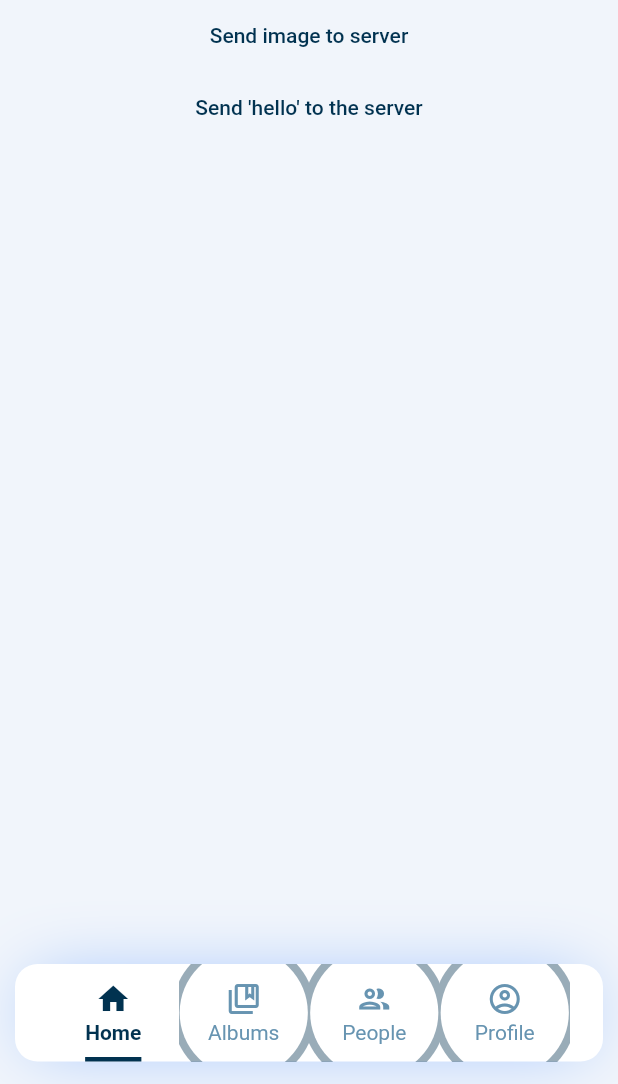
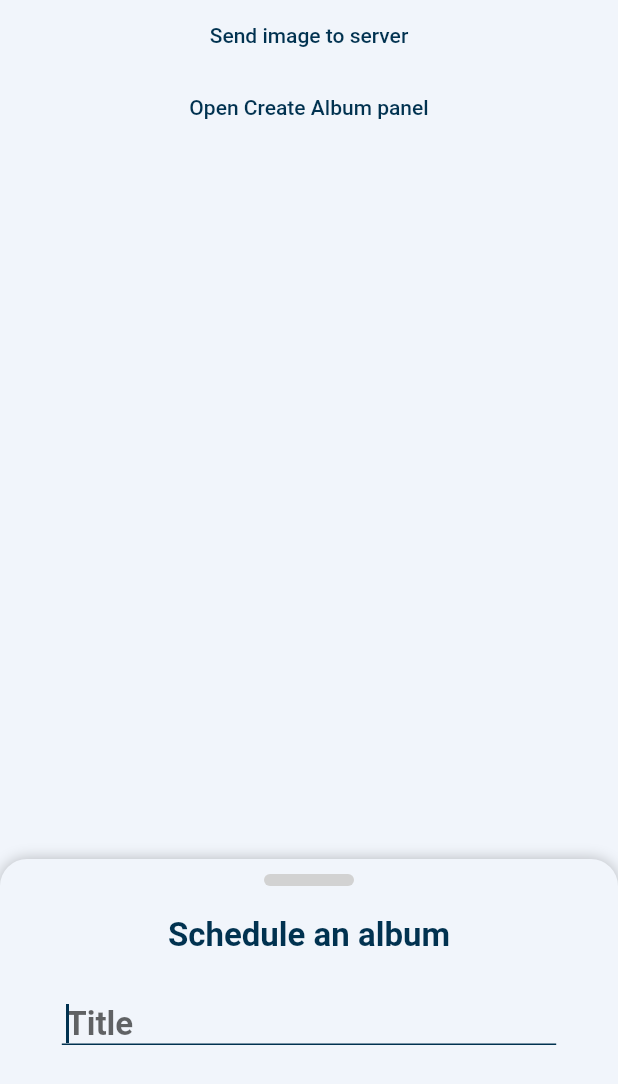
Before and after one commit to Roky360/fotogo-frontend, a Flutter app: the screen it shows after launch, after a tap on "Send image to server", on a phone screen of 412 x 824 dp, the part 152-1236 px from its top. Run offline on Flutter 3.47's test engine with Material 2 defaults, Android fonts, the phone set to English and light mode, and no system bars; drawn by our look-alikes of sliding_up_panel; our stand-ins replace flutter_hooks, flutter_svg, google_fonts, image_picker, lottie, sizer; Roboto replaces fonts that are missing (Montserrat Alternates).

Commit message:
Image sending to server works. Added slide up panel for create album page. Presentation 12.1.22

```diff
--- /dev/null
+++ b/lib/config/constants.dart
@@ -0,0 +1,4 @@
+import 'package:flutter/material.dart';
+import 'package:sliding_up_panel/sliding_up_panel.dart';
+
+final PanelController createAlbumPanelController = PanelController();
--- a/lib/functions/setup_tab_navigator.dart
+++ b/lib/functions/setup_tab_navigator.dart
@@ -24,6 +24,8 @@ extension SetupTabsNavigator on PageNavigator {
   void calculateSelectedTabTextPositionAndSize() {
     WidgetsBinding.instance?.addPostFrameCallback((timeStamp) {
       final GlobalKey currKey = tabTextKeys[pageIndex];
+      if (currKey.currentContext == null) return;
+
       final RenderBox box =
           currKey.currentContext?.findRenderObject() as RenderBox;
       selectedTabOffset = box.localToGlobal(Offset.zero);
--- a/lib/main.dart
+++ b/lib/main.dart
@@ -2,6 +2,7 @@ import 'package:flutter/material.dart';
 
 import 'package:fotogo/theme/style.dart';
 import 'page_navigator.dart';
+import 'package:sizer/sizer.dart';
 
 void main() {
   runApp(const Launcher());
@@ -12,13 +13,19 @@ class Launcher extends StatelessWidget {
 
   @override
   Widget build(BuildContext context) {
+    return Sizer(
+      builder: (context, orientation, deviceType) {
         return MaterialApp(
           debugShowCheckedModeBanner: false,
           title: "fotogo",
           theme: themeData,
           initialRoute: '/page_navigator',
           routes: {
-        '/page_navigator': (context) => PageNavigator(),
+            '/page_navigator': (context) {
+              return PageNavigator();
+            },
+          },
+        );
       },
     );
   }
--- a/lib/page_navigator.dart
+++ b/lib/page_navigator.dart
@@ -1,5 +1,3 @@
-import 'dart:ui';
-
 import 'package:animations/animations.dart';
 import 'package:flutter/material.dart';
 import 'package:flutter_hooks/flutter_hooks.dart';
@@ -7,11 +5,13 @@ import 'package:fotogo/widgets/bottom_tab_bar.dart';
 import 'package:fotogo/functions/setup_tab_navigator.dart';
 import 'package:fotogo/utils/tab_animation_controller.dart';
 import 'package:fotogo/widgets/app_widgets.dart';
+import 'config/constants.dart';
+import 'package:sliding_up_panel/sliding_up_panel.dart';
 import 'pages/pages.dart';
+import 'widgets/sliding_up_panel.dart';
 
 export 'package:fotogo/functions/setup_tab_navigator.dart';
 
-///
 class PageNavigator extends HookWidget {
   late ValueNotifier state;
   bool firstBuild = true;
@@ -53,7 +53,11 @@ class PageNavigator extends HookWidget {
               duration: const Duration(milliseconds: 300),
             ));
 
-    return Scaffold(
+    return getFotogoSlidingUpPanel(
+      context,
+      panelController: createAlbumPanelController,
+      panelWidget: const CreateAlbumPage(),
+      bodyWidget: Scaffold(
         appBar: AppBar(
           title: fotogoLogo(),
           centerTitle: true,
@@ -70,6 +74,7 @@ class PageNavigator extends HookWidget {
         ),
         extendBody: true,
         bottomNavigationBar: bottomTabBar(context),
+      ),
     );
   }
 }
--- /dev/null
+++ b/lib/pages/create_album/create_album_page.dart
@@ -0,0 +1,41 @@
+import 'package:flutter/material.dart';
+import 'package:fotogo/widgets/sliding_up_panel.dart';
+import 'package:fotogo/theme/style.dart';
+import 'package:sizer/sizer.dart';
+
+class CreateAlbumPage extends StatelessWidget {
+  const CreateAlbumPage({Key? key}) : super(key: key);
+
+  @override
+  Widget build(BuildContext context) {
+    return Column(
+      children: [
+        Text(
+          'Schedule an album',
+          style: Theme.of(context).textTheme.caption,
+        ),
+        const SizedBox(
+          height: 12,
+        ),
+        SizedBox(
+            width: 80.w,
+            child: TextField(
+              decoration: InputDecoration(
+                hintText: 'Title',
+                contentPadding: const EdgeInsets.fromLTRB(3, 20, 0, 0),
+                enabledBorder: UnderlineInputBorder(
+                  borderSide:
+                      BorderSide(color: Theme.of(context).colorScheme.primary),
+                ),
+                focusedBorder: UnderlineInputBorder(
+                  borderSide:
+                      BorderSide(color: Theme.of(context).colorScheme.primary),
+                ),
+              ),
+              style: Theme.of(context).textTheme.caption,
+              textInputAction: TextInputAction.next,
+            )),
+      ],
+    );
+  }
+}
--- a/lib/pages/pages.dart
+++ b/lib/pages/pages.dart
@@ -2,3 +2,5 @@ export 'home.dart';
 export 'albums.dart';
 export 'people.dart';
 export 'profile.dart';
+
+export 'create_album/create_album_page.dart';
--- a/lib/pages/people.dart
+++ b/lib/pages/people.dart
@@ -1,4 +1,5 @@
 import 'package:flutter/material.dart';
+import 'create_album/create_album_page.dart';
 
 class PeoplePage extends StatefulWidget {
   const PeoplePage({Key? key}) : super(key: key);
--- a/lib/theme/style.dart
+++ b/lib/theme/style.dart
@@ -8,9 +8,9 @@ ThemeData themeData = ThemeData(
   fontFamily: _fontFamily,
   textTheme: const TextTheme(
     caption: TextStyle(
-      color: Color(0xFF013250),
-      fontSize: 22,
-      fontWeight: FontWeight.bold
+        color: Color(0xFF013250), fontSize: 22, fontWeight: FontWeight.bold),
+    headline1: TextStyle(
+
     ),
   ),
 
@@ -26,14 +26,11 @@ ThemeData themeData = ThemeData(
     brightness: Brightness.light,
     surface: Colors.grey.shade800,
     onSurface: Colors.grey.shade200,
-    secondaryVariant: Colors.amber,
     error: Colors.redAccent,
     onError: Colors.red,
     onBackground: Colors.amber,
     secondary: Colors.grey.shade600,
     onSecondary: Colors.amber,
-    primaryVariant: Colors.amber,
-
   ),
 
   appBarTheme: AppBarTheme(
@@ -43,5 +40,4 @@ ThemeData themeData = ThemeData(
   shadowColor: Colors.white,
   // hoverColor: Colors.grey[500],
   // splashColor: Colors.grey[600],
-
 );
--- a/lib/utils/screen_manipulation.dart
+++ b/lib/utils/screen_manipulation.dart
@@ -18,7 +18,7 @@ extension ProportionalInsets on BuildContext {
   }
 
   EdgeInsets getProportionalInsetsBySize(Size size) {
-    return this.getProportionalInsets(
+    return getProportionalInsets(
         left: size.width,
         right: size.width,
         top: size.height,
@@ -52,3 +52,7 @@ extension ProportionalInsets on BuildContext {
     return Size(onePercent.width * width, onePercent.height * height);
   }
 }
+
+Size getScreenSize() {
+  return WidgetsBinding.instance!.window.physicalSize;
+}
--- a/lib/widgets/bottom_tab_bar.dart
+++ b/lib/widgets/bottom_tab_bar.dart
@@ -3,7 +3,6 @@ import 'package:fotogo/page_navigator.dart';
 import 'package:fotogo/utils/screen_manipulation.dart';
 import 'package:fotogo/widgets/app_widgets.dart';
 
-///
 extension BottomTabBar on PageNavigator {
   Widget bottomTabBar(BuildContext context) {
     return Padding(
--- /dev/null
+++ b/lib/widgets/sliding_up_panel.dart
@@ -0,0 +1,58 @@
+import 'package:flutter/material.dart';
+import 'package:sliding_up_panel/sliding_up_panel.dart';
+import 'package:sizer/sizer.dart';
+
+Widget getFotogoSlidingUpPanel(
+  BuildContext context, {
+  required Widget panelWidget,
+  required Widget bodyWidget,
+  required PanelController panelController,
+}) {
+  return SlidingUpPanel(
+    panelBuilder: (scrollController) => buildSlidingPanel(
+      panelWidget: panelWidget,
+      scrollController: scrollController,
+    ),
+    body: bodyWidget,
+    controller: panelController,
+    maxHeight: 90.h,
+    color: Theme.of(context).colorScheme.background,
+    borderRadius: const BorderRadius.only(
+        topLeft: Radius.circular(18.0), topRight: Radius.circular(18.0)),
+    // parallaxEnabled: true,
+    minHeight: 150,
+  );
+}
+
+Widget buildSlidingPanel({
+  required Widget panelWidget,
+  required ScrollController scrollController,
+}) {
+  return Material(
+    color: Colors.transparent,
+    child: Column(
+      children: [
+        buildHandle(),
+        const SizedBox(
+          height: 10,
+        ),
+        panelWidget,
+      ],
+    ),
+  );
+}
+
+Widget buildHandle() {
+  return Padding(
+    padding: const EdgeInsets.all(10),
+    child: Container(
+      width: 60,
+      height: 8,
+      decoration: BoxDecoration(
+        // color: Colors.purpleAccent,
+        color: Color.fromARGB(255, 210, 210, 210),
+        borderRadius: BorderRadius.circular(20),
+      ),
+    ),
+  );
+}
--- a/pubspec.yaml
+++ b/pubspec.yaml
@@ -38,11 +38,15 @@ dependencies:
   lottie: ^1.1.0
   flutter_hooks: ^0.18.0
   image_picker: ^0.8.4+4
+  flutter_bloc: ^8.0.1
+
+  sliding_up_panel: ^2.0.0+1
 
 
   # The following adds the Cupertino Icons font to your application.
   # Use with the CupertinoIcons class for iOS style icons.
   cupertino_icons: ^1.0.2
+  sizer: ^2.0.15
 
 
 dev_dependencies:
```
Also changed, not shown: lib/functions/networking_protocol.dart (added, +63 -0 lines), lib/pages/home.dart (+42 -50 lines), lib/test.dart (deleted, +0 -29 lines), lib/utils/sizing_utils.dart (added, +10 -0 lines), pubspec.lock, 2 other files. Lines whose indentation alone changed are shown as unchanged.
